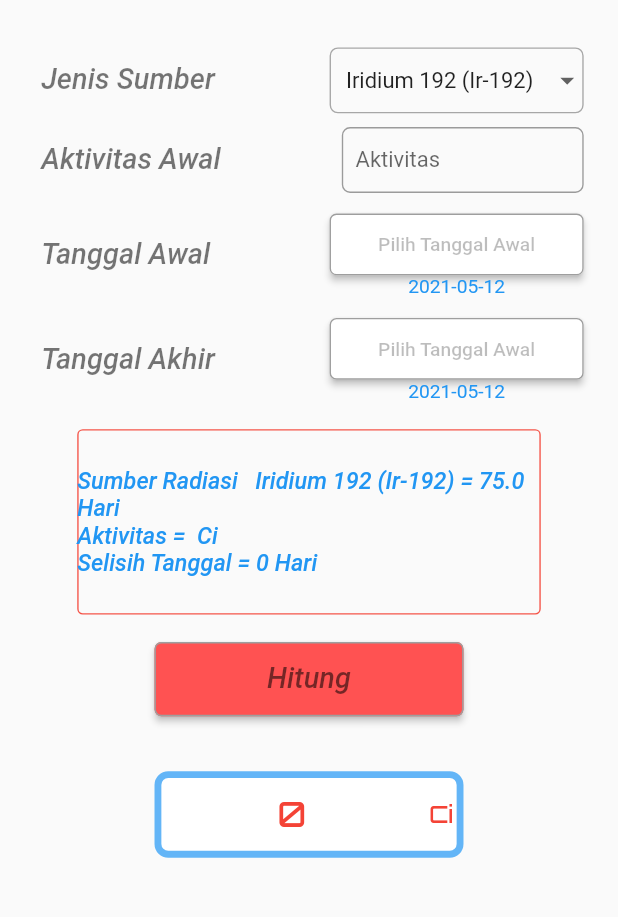
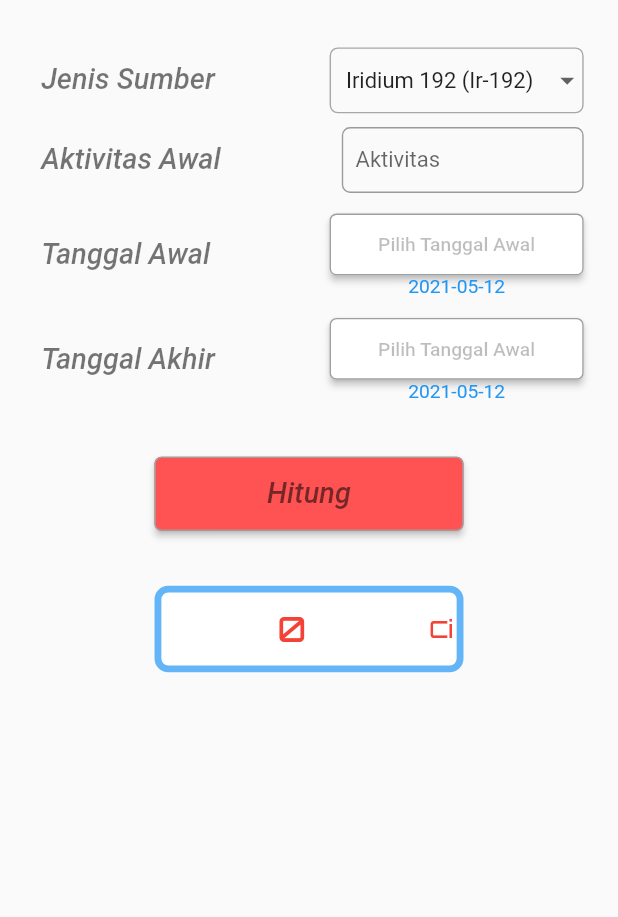
Before and after one commit to danangadita91/radiografi_kalkulator, a Flutter app: the WaktuParo screen opened directly, on a phone screen of 412 x 824 dp, the part 138-1055 px from its top. Run offline on Flutter 3.47's test engine with Material 2 defaults, Android fonts, the light colour scheme and no system bars; our stand-ins replace flutter_local_notifications, google_fonts, numberpicker, photo_view, responsive_framework; missing offline and left inert: mailto.

Commit message:
git commit -m "Waktu Paro"

```diff
--- a/lib/WaktuParo.dart
+++ b/lib/WaktuParo.dart
@@ -322,18 +322,7 @@ class _WaktuParoState extends State<WaktuParo> {
               ],
             ),
             SizedBox(height: 20),
-            detailDisplay(
-              warna: Colors.red.withOpacity(0.9),
-            detail: Column(
-              mainAxisAlignment: MainAxisAlignment.center,
-              crossAxisAlignment: CrossAxisAlignment.start,
-              children: <Widget>[
-                Text('Sumber Radiasi'+_selectedJenis.name+ ' = ' + _selectedJenis.value.toString() + ' Hari',style: LinkEmail),
-                Text('Aktivitas = '+_aktivitas.text+ ' Ci', style: LinkEmail),
-                Text('Selisih Tanggal = '+selisihTgl.toString() + ' Hari',style: LinkEmail),
-              ],
-            ),
-            ),
+
             SizedBox(height: 20),
             //Baris 5(Button)
             Row(
```
Also changed, not shown: lib/WaktuPaparan.dart (+26 -21 lines).
